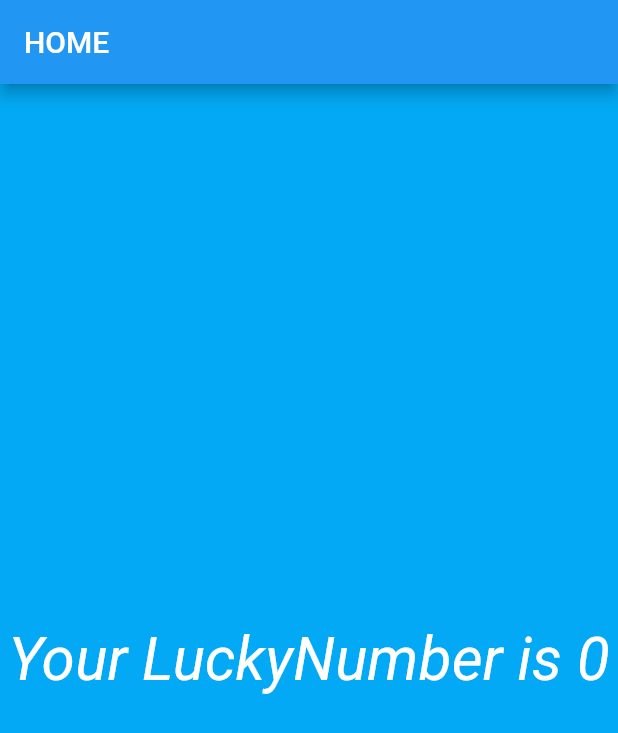
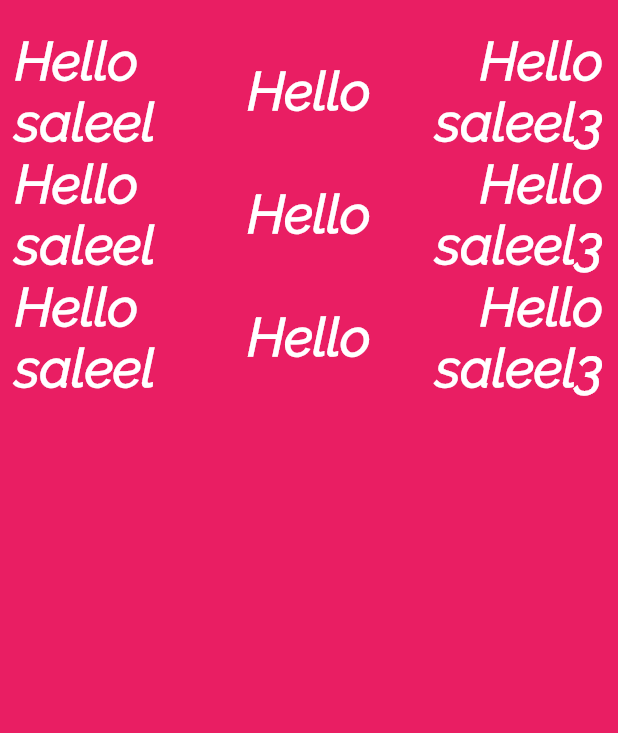
Before and after one commit to saleelkhanshaik/Flutter_Demo, a Flutter app: the screen it shows after launch, on a phone screen of 412 x 824 dp. Shown: the top 733 px of the screen. Run offline on Flutter 3.47's test engine with Material 2 defaults, Android fonts, the phone set to English and light mode, and no system bars.

Commit message:
1.Added the font files in fonts package and modified the pubSpac.yaml (called the imported fonts) and worked on the text style ,Worked on Row,column,Expendad widgets

```diff
--- /dev/null
+++ b/lib/app_screens/Home.dart
@@ -0,0 +1,168 @@
+import 'package:flutter/material.dart';
+
+class Home extends StatelessWidget {
+  @override
+  Widget build(BuildContext context) {
+    // TODO: implement build
+    return Center(
+        child: Container(
+          padding: EdgeInsets.only(left: 10.0,top:20.0,right: 10.0),
+            alignment: Alignment.center,
+            color: Colors.pink,
+            //width and height directly not applicable for child widgets we have to make child widget to grand child widget here i am using the Center widget
+            // width: 100.0,
+            // height: 100.0,
+            //working on margings
+            //margin: EdgeInsets.all(10.0),
+            // margin: EdgeInsets.only(left: 25.25,top: 55.25,bottom: 100.00),
+            // padding: EdgeInsets.only(left: 100.55),
+            child: Column(
+
+              children: <Widget>[
+
+                Row(
+                  children: <Widget>[
+                    Expanded(
+
+                      child: Text(
+                        "Hello saleel",
+
+                        textAlign: TextAlign.left,
+                        textDirection: TextDirection.ltr,
+                        style: TextStyle(
+                            color: Colors.white,
+                            fontStyle: FontStyle.italic,
+                            fontSize: 35.20,
+                            fontFamily: 'Raleway',
+                            fontWeight: FontWeight.w900,
+                            decoration: TextDecoration.none),
+                      ),
+                    ),
+                    Expanded(
+                      child: Text(
+                        "Hello ",
+                        textAlign: TextAlign.center,
+                        textDirection: TextDirection.ltr,
+                        style: TextStyle(
+                            color: Colors.white,
+                            fontStyle: FontStyle.italic,
+                            fontSize: 35.20,
+                            fontFamily: 'Raleway',
+                            fontWeight: FontWeight.w900,
+                            decoration: TextDecoration.none),
+                      ),
+                    ),
+                    Expanded(
+                      child: Text(
+                        "Hello saleel3",
+                        textAlign: TextAlign.right,
+                        textDirection: TextDirection.ltr,
+                        style: TextStyle(
+                            color: Colors.white,
+                            fontStyle: FontStyle.italic,
+                            fontSize: 35.20,
+                            fontFamily: 'Raleway',
+                            fontWeight: FontWeight.w900,
+                            decoration: TextDecoration.none),
+                      ),
+                    )
+                  ],
+                ),
+                Row(
+                  children: <Widget>[
+                    Expanded(
+                      child: Text(
+                        "Hello saleel",
+                        textAlign: TextAlign.left,
+                        textDirection: TextDirection.ltr,
+                        style: TextStyle(
+                            color: Colors.white,
+                            fontStyle: FontStyle.italic,
+                            fontSize: 35.20,
+                            fontFamily: 'Raleway',
+                            fontWeight: FontWeight.w900,
+                            decoration: TextDecoration.none),
+                      ),
+                    ),
+                    Expanded(
+                      child: Text(
+                        "Hello ",
+                        textAlign: TextAlign.center,
+                        textDirection: TextDirection.ltr,
+                        style: TextStyle(
+                            color: Colors.white,
+                            fontStyle: FontStyle.italic,
+                            fontSize: 35.20,
+                            fontFamily: 'Raleway',
+                            fontWeight: FontWeight.w900,
+                            decoration: TextDecoration.none),
+                      ),
+                    ),
+                    Expanded(
+                      child: Text(
+                        "Hello saleel3",
+                        textAlign: TextAlign.right,
+                        textDirection: TextDirection.ltr,
+                        style: TextStyle(
+                            color: Colors.white,
+                            fontStyle: FontStyle.italic,
+                            fontSize: 35.20,
+                            fontFamily: 'Raleway',
+                            fontWeight: FontWeight.w900,
+                            decoration: TextDecoration.none),
+                      ),
+                    )
+                  ],
+                ),
+                Row(
+                  children: <Widget>[
+                    Expanded(
+                      child: Text(
+                        "Hello saleel",
+                        textAlign: TextAlign.left,
+                        textDirection: TextDirection.ltr,
+                        style: TextStyle(
+                            color: Colors.white,
+                            fontStyle: FontStyle.italic,
+                            fontSize: 35.20,
+                            fontFamily: 'Raleway',
+                            fontWeight: FontWeight.w900,
+                            decoration: TextDecoration.none),
+                      ),
+                    ),
+                    Expanded(
+                      child: Text(
+                        "Hello ",
+                        textAlign: TextAlign.center,
+                        textDirection: TextDirection.ltr,
+                        style: TextStyle(
+                            color: Colors.white,
+                            fontStyle: FontStyle.italic,
+                            fontSize: 35.20,
+                            fontFamily: 'Raleway',
+                            fontWeight: FontWeight.w900,
+                            decoration: TextDecoration.none),
+                      ),
+                    ),
+                    Expanded(
+                      child: Text(
+                        "Hello saleel3",
+                        textAlign: TextAlign.right,
+                        textDirection: TextDirection.ltr,
+                        style: TextStyle(
+                            color: Colors.white,
+                            fontStyle: FontStyle.italic,
+                            fontSize: 35.20,
+                            fontFamily: 'Raleway',
+                            fontWeight: FontWeight.w900,
+                            decoration: TextDecoration.none),
+                      ),
+                    )
+                  ],
+                )
+              ],
+            )
+        )
+    );
+  }
+}
--- a/lib/app_screens/first_screen.dart
+++ /dev/null
@@ -1,34 +0,0 @@
-import 'dart:math';
-import 'package:flutter/material.dart';
-
-class FiestScreen extends StatelessWidget
-{
-  @override
-  Widget build(BuildContext context) {
-    // TODO: implement build
-    return Material(
-      color: Colors.lightBlue,
-      child: Center(
-        child: Text(
-          "Your LuckyNumber is ${generateLuckyNumber()}",
-          textAlign: TextAlign.center,
-          textDirection: TextDirection.ltr,
-          style: TextStyle(
-              color: Colors.white,
-              fontSize: 40.0,
-              fontStyle: FontStyle.italic),
-        ),
-      ),
-    );
-  }
-
-
-  int generateLuckyNumber() {
-    var random = new Random();
-    int luckynumber = random.nextInt(10);
-
-    return luckynumber;
-
-
-  }
-}
--- a/lib/main.dart
+++ b/lib/main.dart
@@ -1,27 +1,11 @@
 import 'package:flutter/material.dart';
-import './app_screens/first_screen.dart';
+import 'app_screens/Home.dart';
 
-/*=> function expression insteaded of {}
-void main()
-{
-  runApp(new MyFlutterDemo());
-}*/
-void main() => runApp(new MyFlutterDemo());
-
-class MyFlutterDemo extends StatelessWidget {
-  @override
-  Widget build(BuildContext context) {
-    // TODO: implement build
-    return MaterialApp(
-        //to remove the debug badge in the top
-        debugShowCheckedModeBanner: false,
-        title: "My Flutter App",
-        home: Scaffold(
-          //allowing to app bar on the top of the screen
-          appBar: AppBar(title: Text("HOME"),
-          ),
-          body: new FiestScreen()
-        )
-    );
-  }
+void main() {
+  runApp(MaterialApp(
+    debugShowCheckedModeBanner: false,
+    title: "exploring the Widgets",
+    home: Home()
+  ),
+  );
 }
```
Also changed, not shown: pubspec.yaml (+8 -6 lines), fonts/Raleway-BlackItalic.ttf (added), fonts/Raleway-Bold.ttf (added), fonts/Raleway-Italic.ttf (added), fonts/Raleway-Light.ttf (added), fonts/Raleway-LightItalic.ttf (added), fonts/Raleway-Medium.ttf (added), fonts/Raleway-Regular.ttf (added), fonts/Raleway-SemiBold.ttf (added).
